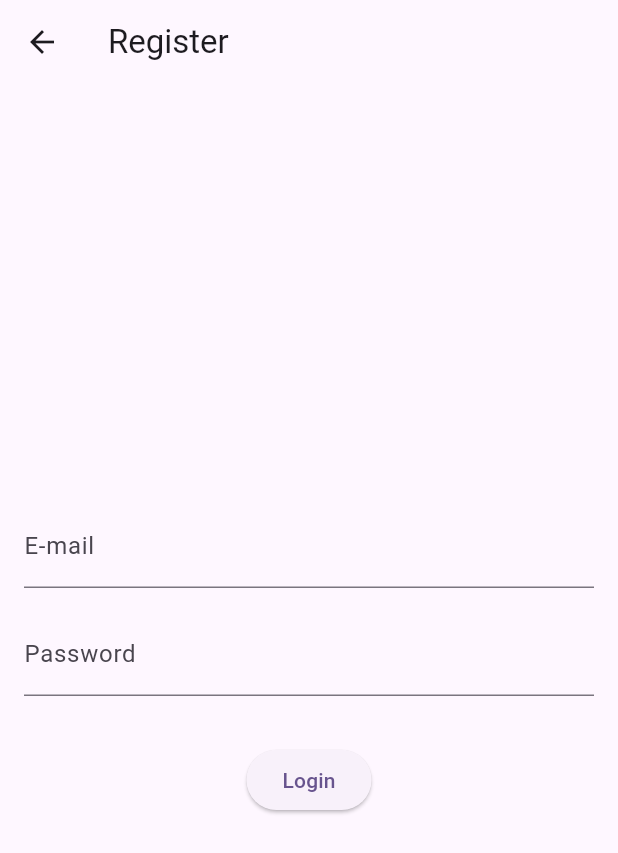
After one commit to Zorzan99/to_do_list_bloc, a Flutter app: the RegisterPage screen opened by its route, on a phone screen of 412 x 824 dp. The commit adds this screen. Shown: the top 853 px of the screen. Run offline on Flutter 3.47's test engine with Material 3 defaults, Android fonts, the phone set to English and light mode, and no system bars; our stand-ins replace bloc, firebase_auth, firebase_core, flutter_bloc; missing offline and left inert: validatorless; accounts and stored records are empty.

Commit message:
Feat: Criacao screen register, com funcao de registro pelo firebase

```diff
--- a/lib/pages/login/login_page.dart
+++ b/lib/pages/login/login_page.dart
@@ -97,7 +97,9 @@ class _LoginPageState extends State<LoginPage> {
                   ),
                   const SizedBox(height: 8),
                   GestureDetector(
-                    onTap: () {},
+                    onTap: () {
+                      Navigator.of(context).pushNamed('/register');
+                    },
                     child: const Text(
                       'Não tem uma conta? Cadastre-se!',
                       style: TextStyle(color: Colors.blue),
--- /dev/null
+++ b/lib/pages/register/register_cubit.dart
@@ -0,0 +1,22 @@
+import 'dart:developer';
+
+import 'package:bloc/bloc.dart';
+import 'package:to_do_list_bloc/pages/register/register_state.dart';
+import 'package:to_do_list_bloc/repositories/register/register_repository.dart';
+
+class RegisterCubit extends Cubit<RegisterState> {
+  final RegisterRepository _registerRepository;
+  RegisterCubit(this._registerRepository) : super(InitialRegister());
+
+  Future<void> register(String email, String password) async {
+    emit(LoadingRegister());
+    await Future.delayed(const Duration(seconds: 2));
+    try {
+      await _registerRepository.register(email, password);
+      emit(LoadedRegister());
+    } catch (e, s) {
+      log('Erro Cubit register', error: e, stackTrace: s);
+      emit(FailureRegister(message: 'Erro ao realizar login'));
+    }
+  }
+}
--- /dev/null
+++ b/lib/pages/register/register_page.dart
@@ -0,0 +1,103 @@
+import 'package:flutter/material.dart';
+import 'package:flutter_bloc/flutter_bloc.dart';
+import 'package:to_do_list_bloc/pages/register/register_cubit.dart';
+import 'package:to_do_list_bloc/pages/register/register_state.dart';
+import 'package:validatorless/validatorless.dart';
+
+class RegisterPage extends StatefulWidget {
+  const RegisterPage({super.key});
+
+  @override
+  State<RegisterPage> createState() => _RegisterPageState();
+}
+
+class _RegisterPageState extends State<RegisterPage> {
+  final _formKey = GlobalKey<FormState>();
+  final _emailEC = TextEditingController();
+  final _passwordEC = TextEditingController();
+
+  @override
+  Widget build(BuildContext context) {
+    final cubit = context.watch<RegisterCubit>();
+
+    return Scaffold(
+      appBar: AppBar(
+        title: const Text('Register'),
+      ),
+      body: Padding(
+        padding: const EdgeInsets.all(16.0),
+        child: BlocBuilder<RegisterCubit, RegisterState>(
+          builder: (context, state) {
+            if (state is LoadingRegister) {
+              return const Column(
+                mainAxisAlignment: MainAxisAlignment.center,
+                crossAxisAlignment: CrossAxisAlignment.center,
+                children: [
+                  Center(child: CircularProgressIndicator()),
+                  SizedBox(height: 16),
+                  Center(child: Text('Criando Conta...')),
+                ],
+              );
+            } else if (state is LoadedRegister) {
+              WidgetsBinding.instance.addPostFrameCallback((_) {
+                Navigator.of(context)
+                    .pushNamedAndRemoveUntil('/home', (route) => false);
+              });
+            } else if (state is FailureRegister) {
+              WidgetsBinding.instance.addPostFrameCallback((_) {
+                ScaffoldMessenger.of(context).showSnackBar(
+                  const SnackBar(
+                    content: Column(
+                      mainAxisSize: MainAxisSize.min,
+                      children: [
+                        Text('Erro ao realizar login'),
+                      ],
+                    ),
+                  ),
+                );
+              });
+            }
+            return Form(
+              key: _formKey,
+              child: Column(
+                mainAxisAlignment: MainAxisAlignment.center,
+                children: [
+                  TextFormField(
+                    validator: Validatorless.multiple([
+                      Validatorless.required('E-mail obrigatório'),
+                      Validatorless.email('E-mail inválido'),
+                    ]),
+                    controller: _emailEC,
+                    keyboardType: TextInputType.emailAddress,
+                    decoration: const InputDecoration(
+                      labelText: 'E-mail',
+                    ),
+                  ),
+                  const SizedBox(height: 16.0),
+                  TextFormField(
+                    validator: Validatorless.required('Senha obrigatória'),
+                    controller: _passwordEC,
+                    obscureText: true,
+                    decoration: const InputDecoration(
+                      labelText: 'Password',
+                    ),
+                  ),
+                  const SizedBox(height: 32.0),
+                  ElevatedButton(
+                    onPressed: () async {
+                      final valid = _formKey.currentState?.validate() ?? false;
+                      if (valid) {
+                        cubit.register(_emailEC.text, _passwordEC.text);
+                      }
+                    },
+                    child: const Text('Login'),
+                  ),
+                ],
+              ),
+            );
+          },
+        ),
+      ),
+    );
+  }
+}
--- /dev/null
+++ b/lib/pages/register/register_state.dart
@@ -0,0 +1,12 @@
+sealed class RegisterState {}
+
+class InitialRegister implements RegisterState {}
+
+class LoadingRegister implements RegisterState {}
+
+class LoadedRegister implements RegisterState {}
+
+class FailureRegister implements RegisterState {
+  final String message;
+  FailureRegister({required this.message});
+}
--- /dev/null
+++ b/lib/repositories/register/register_repository.dart
@@ -0,0 +1,5 @@
+import 'package:firebase_auth/firebase_auth.dart';
+
+abstract interface class RegisterRepository {
+  Future<User?> register(String email, String password);
+}
--- /dev/null
+++ b/lib/repositories/register/register_repository_impl.dart
@@ -0,0 +1,35 @@
+import 'dart:developer';
+
+import 'package:firebase_auth/firebase_auth.dart';
+
+import './register_repository.dart';
+
+class RegisterRepositoryImpl implements RegisterRepository {
+  final FirebaseAuth _firebaseAuth;
+  RegisterRepositoryImpl({required FirebaseAuth firebaseAuth})
+      : _firebaseAuth = firebaseAuth;
+  @override
+  Future<User?> register(String email, String password) async {
+    try {
+      final userCredential = await _firebaseAuth.createUserWithEmailAndPassword(
+          email: email, password: password);
+      return userCredential.user;
+    } on FirebaseAuthException catch (e, s) {
+      log('Erro', error: e, stackTrace: s);
+
+      if (e.code == 'emai-already-in-use') {
+        final loginTypes =
+            await _firebaseAuth.fetchSignInMethodsForEmail(email);
+        if (loginTypes.contains('password')) {
+          throw Exception(
+              'E-mail já utilizado, por favor escolha outro e-mail');
+        } else {
+          throw Exception(
+              'Você se cadastrou no TodoList pelo Google, por favor utilize ele para efetuar o login');
+        }
+      } else {
+        throw Exception(e.message ?? 'Erro ao registrar usuário');
+      }
+    }
+  }
+}
--- a/lib/routes/routes.dart
+++ b/lib/routes/routes.dart
@@ -1,18 +1,19 @@
 import 'package:flutter/material.dart';
 import 'package:to_do_list_bloc/pages/home/home_page.dart';
 import 'package:to_do_list_bloc/pages/login/login_page.dart';
+import 'package:to_do_list_bloc/pages/register/register_page.dart';
 
 class Routes {
   static const String loginRoute = '/login';
-  static const String signupRoute = '/signup';
+  static const String registerRoute = '/register';
   static const String homeRoute = '/home';
 
   static Route<dynamic> generateRoute(RouteSettings settings) {
     switch (settings.name) {
       case loginRoute:
         return MaterialPageRoute(builder: (_) => const LoginPage());
-      case signupRoute:
-      // return MaterialPageRoute(builder: (_) => SignupScreen());
+      case registerRoute:
+        return MaterialPageRoute(builder: (_) => const RegisterPage());
       case homeRoute:
         return MaterialPageRoute(builder: (_) => const HomePage());
       default:
```
Also changed, not shown: lib/main.dart (+13 -2 lines).
